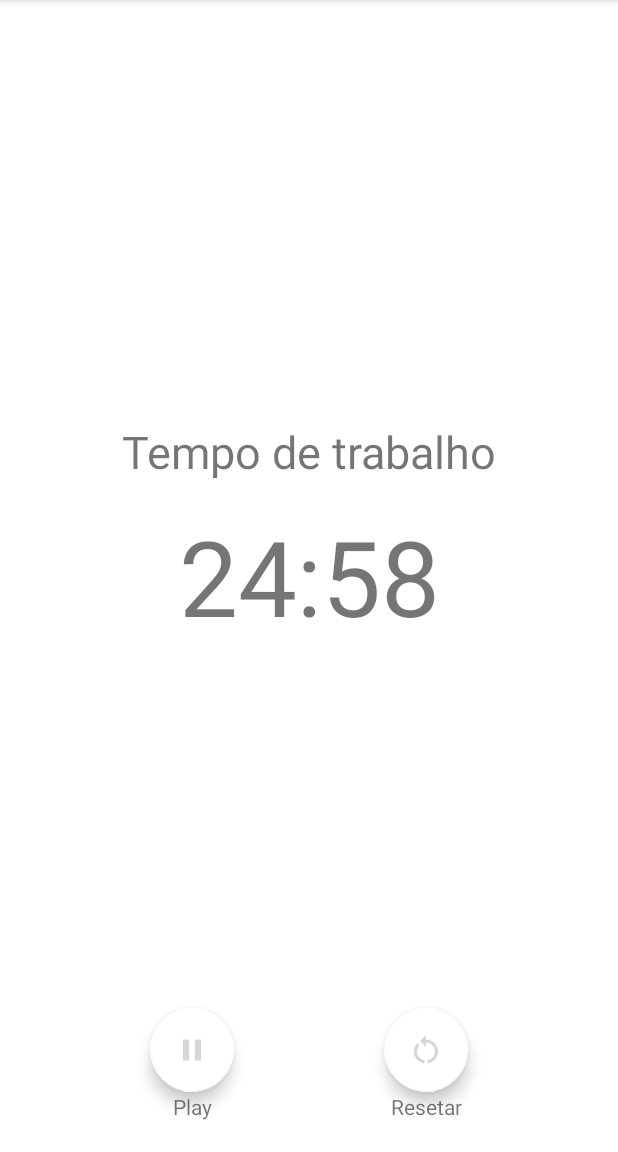
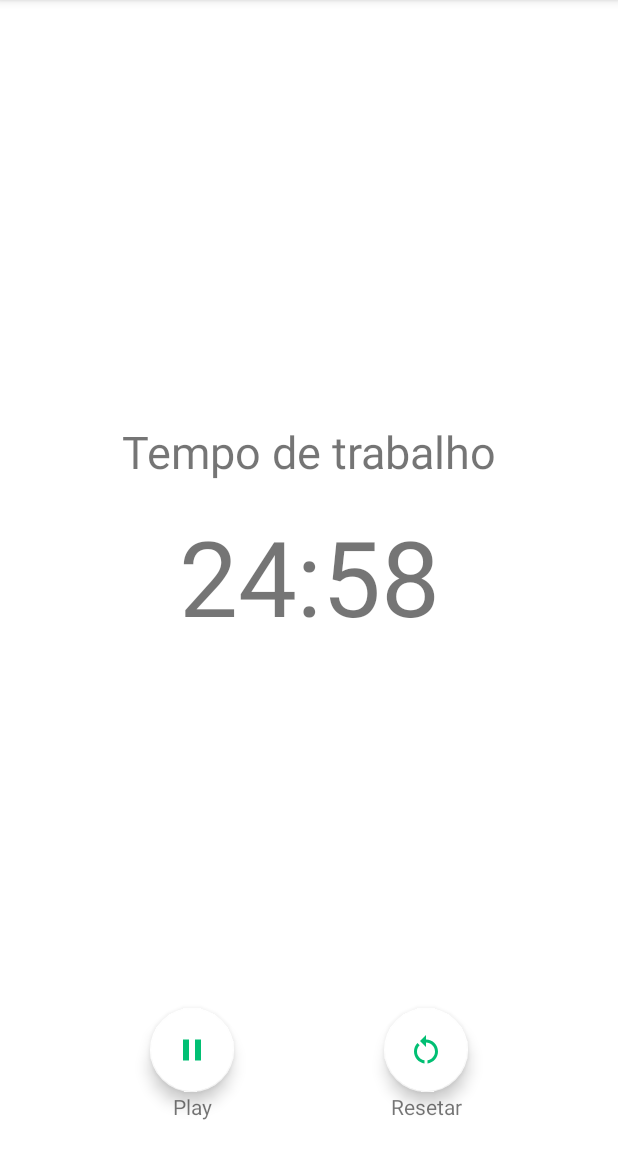
Before and after one commit to salustian0/pomodoro_jera, an Android app: the MainActivity screen opened directly, with no data from a screen before it, after a tap on "Play", on a phone screen of 412 x 824 dp, the part 84-1236 px from its top. Run offline under Robolectric (Android 15) with nearby library versions, the light colour scheme and no system bars.

Commit message:
Criação de cor customizada

```diff
--- a/app/src/main/res/values/colors.xml
+++ b/app/src/main/res/values/colors.xml
@@ -7,4 +7,5 @@
     <color name="teal_700">#FF018786</color>
     <color name="black">#FF000000</color>
     <color name="white">#FFFFFFFF</color>
+    <color name="custom_color">#01BF73</color>
 </resources>
```
